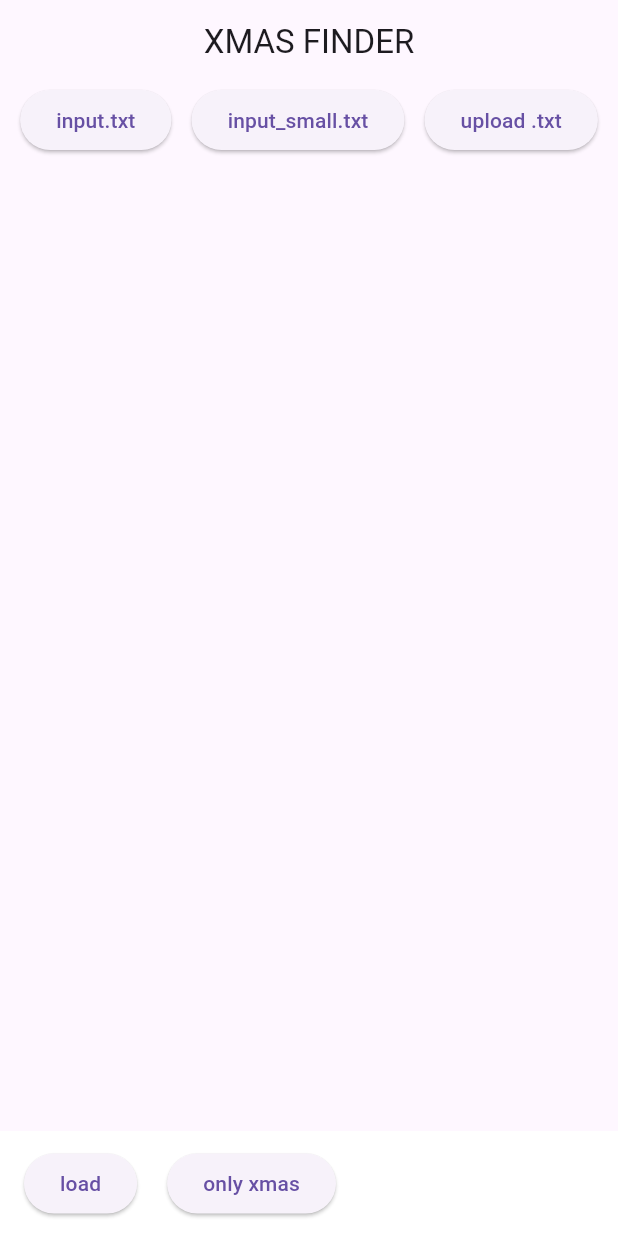
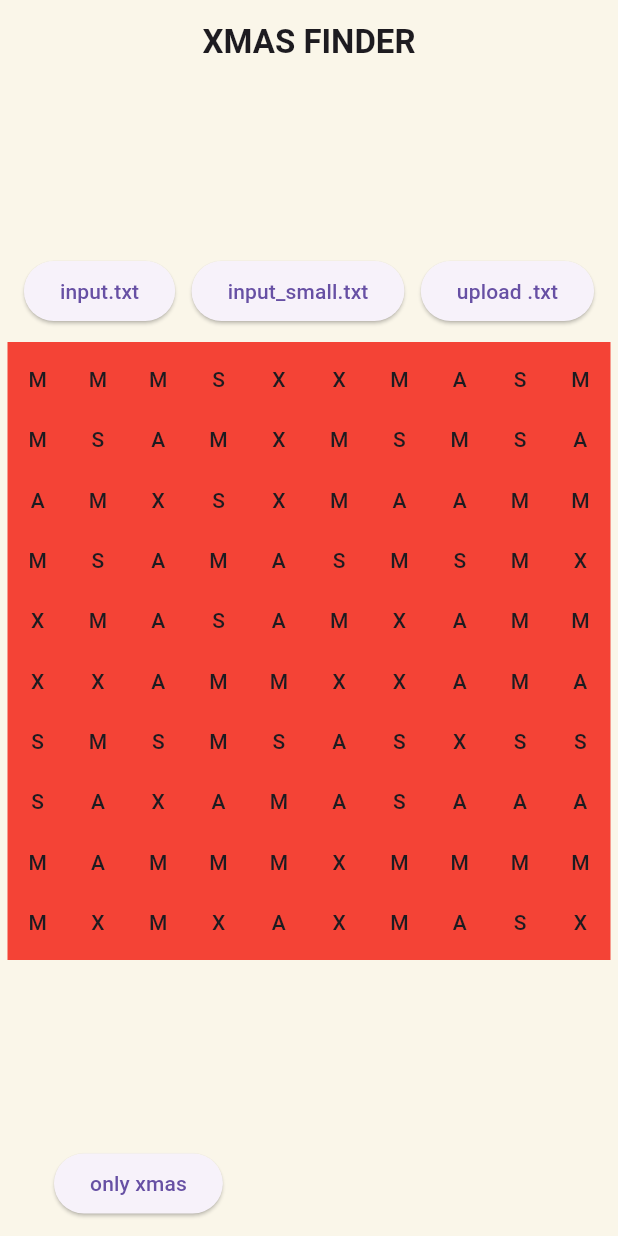
Before and after one commit to Ohlavrac/xmas_challenge, a Flutter app: the screen it shows after launch, after a tap on "input_small.txt", on a phone screen of 412 x 824 dp. Run offline on Flutter 3.47's test engine with Material 3 defaults, Android fonts, the phone set to English and light mode, and no system bars; project files that could hold a hidden picture were left out.

Commit message:
fix: file button txt now load the content (removed load button to load content)

```diff
--- a/lib/ui/pages/home_page.dart
+++ b/lib/ui/pages/home_page.dart
@@ -1,6 +1,7 @@
 import 'package:flutter/material.dart';
 import 'package:provider/provider.dart';
 import 'package:xmas_challenge/ui/providers/content_provider.dart';
+import 'package:xmas_challenge/ui/shared/app_colors.dart';
 
 class HomePage extends StatefulWidget {
   const HomePage({super.key});
@@ -13,17 +14,22 @@ class _HomePageState extends State<HomePage> {
   String fileContent = "";
   String inputFilePath = "./assets/inputs/input.txt";
   String inputSmallFilePath = "./assets/inputs/input_small.txt";
+  String inputMeidumFilePath = "./assets/inputs/input_medium.txt";
 
   @override
   Widget build(BuildContext context) {
     var contentProvider = context.read<ContentProvider>();
 
     return Scaffold(
+      backgroundColor: AppColors.backgroudColor,
       appBar: AppBar(
-        title: Text("XMAS FINDER"),
+        backgroundColor: AppColors.backgroudColor,
+        title: Text("XMAS FINDER", style: TextStyle(fontWeight: FontWeight.bold),),
         centerTitle: true,
       ),
       body: SafeArea(
+        child: Padding(
+          padding: const EdgeInsets.symmetric(vertical: 10, horizontal: 5),
           child: Column(
             crossAxisAlignment: CrossAxisAlignment.center,
             mainAxisAlignment: MainAxisAlignment.center,
@@ -33,13 +39,15 @@ class _HomePageState extends State<HomePage> {
                 children: [
                   ElevatedButton(
                     onPressed: () {
-                    contentProvider.readContent(inputFilePath);
+                      contentProvider.readContent(inputMeidumFilePath);
                     },
                     child: Text("input.txt")
                   ),
                   ElevatedButton(
                     onPressed: () {
+                      setState(() {
                         contentProvider.readContent(inputSmallFilePath);
+                      });
                     },
                     child: Text("input_small.txt")
                   ),
@@ -56,8 +64,38 @@ class _HomePageState extends State<HomePage> {
               /*Expanded(
                 child: contentProvider.hasFile() ? Text("${contentProvider.content}") : Text("SELECT A FILE"),
               ),*/
-            Expanded(
+              Container(
+                color: AppColors.resultBackgroundColor,
+                height: MediaQuery.sizeOf(context).height/2,
+                width: MediaQuery.sizeOf(context).width/1,
+                child: Column(
+                  mainAxisAlignment: MainAxisAlignment.center,
+                  crossAxisAlignment: CrossAxisAlignment.center,
+                  children: [
+                    Flexible(
                       child: contentProvider.hasFile() ?  GridView.builder(
+                      shrinkWrap: true,
+                      itemCount: contentProvider.matrix!.length * contentProvider.matrix![0].length,
+                      gridDelegate: SliverGridDelegateWithFixedCrossAxisCount(
+                        crossAxisCount: contentProvider.matrix![0].length,
+                        childAspectRatio: 1
+                      ),
+                      itemBuilder: (context, index) {
+
+                        int columnsN = contentProvider.matrix![0].length;
+                        int line = index ~/ columnsN;
+                        int column = index % columnsN;
+
+                        return Center(child: Text("${contentProvider.matrix?[line][column]}", style: TextStyle(fontWeight: FontWeight.w500),));
+                      }
+                    ) : Text("")
+                    ),
+                  ],
+                ),
+              ),
+              /*Flexible(
+                child: contentProvider.hasFile() ?  GridView.builder(
+                  shrinkWrap: true,
                   itemCount: contentProvider.matrix!.length * contentProvider.matrix![0].length,
                   gridDelegate: SliverGridDelegateWithFixedCrossAxisCount(
                     crossAxisCount: contentProvider.matrix![0].length
@@ -71,7 +109,7 @@ class _HomePageState extends State<HomePage> {
                     return Text("${contentProvider.matrix?[line][column]}",);
                   }
                 ) : Text("")
-            ),
+              ),*/
               /*Row(
                 children: [
                   ElevatedButton(
@@ -95,19 +133,12 @@ class _HomePageState extends State<HomePage> {
             ],
           ),
         ),
+      ),
       bottomNavigationBar: BottomAppBar(
         height: 70,
-        color: Colors.white,
+        color: AppColors.backgroudColor,
         child: Row(
               children: [
-                ElevatedButton(
-                  onPressed: () {
-                    setState(() {
-                      contentProvider.hasFile() ? contentProvider.fileToMatrix(contentProvider.content) : null;
-                    });
-                  },
-                  child: Text("load")
-                ),
                 SizedBox(width: 20,),
                 ElevatedButton(
                   onPressed: () {
--- a/lib/ui/providers/content_provider.dart
+++ b/lib/ui/providers/content_provider.dart
@@ -5,12 +5,11 @@ class ContentProvider extends ChangeNotifier{
   String content = "";
   List<List<String>>? matrix;
 
-  void readContent(String path) async {
+  Future<void> readContent(String path) async {
     content = await rootBundle.loadString(path);
 
-    while (content.isEmpty) {
-      continue;
-    }
+    fileToMatrix(content);
+
     notifyListeners();
   }
 
@@ -30,8 +29,6 @@ class ContentProvider extends ChangeNotifier{
           matrix?[y].add(lines[y][x]);
         }
       }
-    } else {
-      null;
     }
 
     print(matrix);
```
Lines whose indentation alone changed are shown as unchanged.
